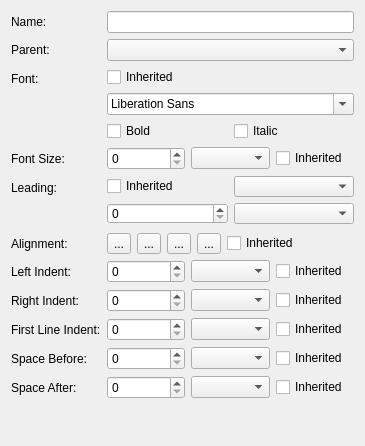
The window that gui/style.ui (rafaelmartins/rst2pdf) describes before a commit, drawn with Qt 5.
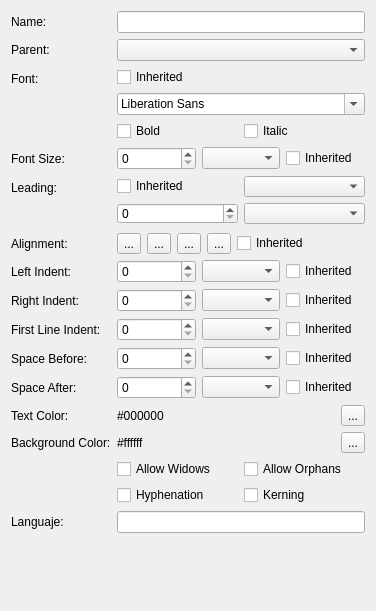
The same window after the commit. Icons and pictures are not drawn.

Commit message: Complete the style widget

Patch:
```diff
--- a/gui/style.ui
+++ b/gui/style.ui
@@ -6,8 +6,8 @@
    <rect>
     <x>0</x>
     <y>0</y>
-    <width>365</width>
-    <height>446</height>
+    <width>376</width>
+    <height>611</height>
    </rect>
   </property>
   <property name="windowTitle">
@@ -286,6 +286,118 @@
      </item>
     </layout>
    </item>
+   <item row="11" column="0">
+    <widget class="QLabel" name="label_12">
+     <property name="text">
+      <string>Text Color:</string>
+     </property>
+    </widget>
+   </item>
+   <item row="11" column="1">
+    <layout class="QHBoxLayout" name="horizontalLayout_9">
+     <item>
+      <widget class="QLabel" name="label_14">
+       <property name="sizePolicy">
+        <sizepolicy hsizetype="Expanding" vsizetype="Preferred">
+         <horstretch>0</horstretch>
+         <verstretch>0</verstretch>
+        </sizepolicy>
+       </property>
+       <property name="text">
+        <string>#000000</string>
+       </property>
+      </widget>
+     </item>
+     <item>
+      <widget class="QToolButton" name="toolButton_5">
+       <property name="text">
+        <string>...</string>
+       </property>
+       <property name="icon">
+        <iconset resource="icons.qrc">
+         <normaloff>:/icons/color.svg</normaloff>:/icons/color.svg</iconset>
+       </property>
+      </widget>
+     </item>
+    </layout>
+   </item>
+   <item row="12" column="0">
+    <widget class="QLabel" name="label_13">
+     <property name="text">
+      <string>Background Color:</string>
+     </property>
+    </widget>
+   </item>
+   <item row="12" column="1">
+    <layout class="QHBoxLayout" name="horizontalLayout">
+     <item>
+      <widget class="QLabel" name="label_15">
+       <property name="sizePolicy">
+        <sizepolicy hsizetype="Expanding" vsizetype="Preferred">
+         <horstretch>0</horstretch>
+         <verstretch>0</verstretch>
+        </sizepolicy>
+       </property>
+       <property name="text">
+        <string>#ffffff</string>
+       </property>
+      </widget>
+     </item>
+     <item>
+      <widget class="QToolButton" name="toolButton_6">
+       <property name="text">
+        <string>...</string>
+       </property>
+       <property name="icon">
+        <iconset resource="icons.qrc">
+         <normaloff>:/icons/color.svg</normaloff>:/icons/color.svg</iconset>
+       </property>
+      </widget>
+     </item>
+    </layout>
+   </item>
+   <item row="13" column="1">
+    <layout class="QGridLayout" name="gridLayout_3">
+     <item row="0" column="0">
+      <widget class="QCheckBox" name="checkBox_12">
+       <property name="text">
+        <string>Allow Widows</string>
+       </property>
+      </widget>
+     </item>
+     <item row="0" column="1">
+      <widget class="QCheckBox" name="checkBox_13">
+       <property name="text">
+        <string>Allow Orphans</string>
+       </property>
+      </widget>
+     </item>
+     <item row="1" column="0">
+      <widget class="QCheckBox" name="checkBox_14">
+       <property name="text">
+        <string>Hyphenation</string>
+       </property>
+      </widget>
+     </item>
+     <item row="1" column="1">
+      <widget class="QCheckBox" name="checkBox_15">
+       <property name="text">
+        <string>Kerning</string>
+       </property>
+      </widget>
+     </item>
+    </layout>
+   </item>
+   <item row="14" column="0">
+    <widget class="QLabel" name="label_16">
+     <property name="text">
+      <string>Languaje:</string>
+     </property>
+    </widget>
+   </item>
+   <item row="14" column="1">
+    <widget class="QLineEdit" name="lineEdit_2"/>
+   </item>
   </layout>
  </widget>
  <resources/>
```
Left out of the diff: 4 changed lines with no effect on the pictures. The commit also changes 9 other files.
